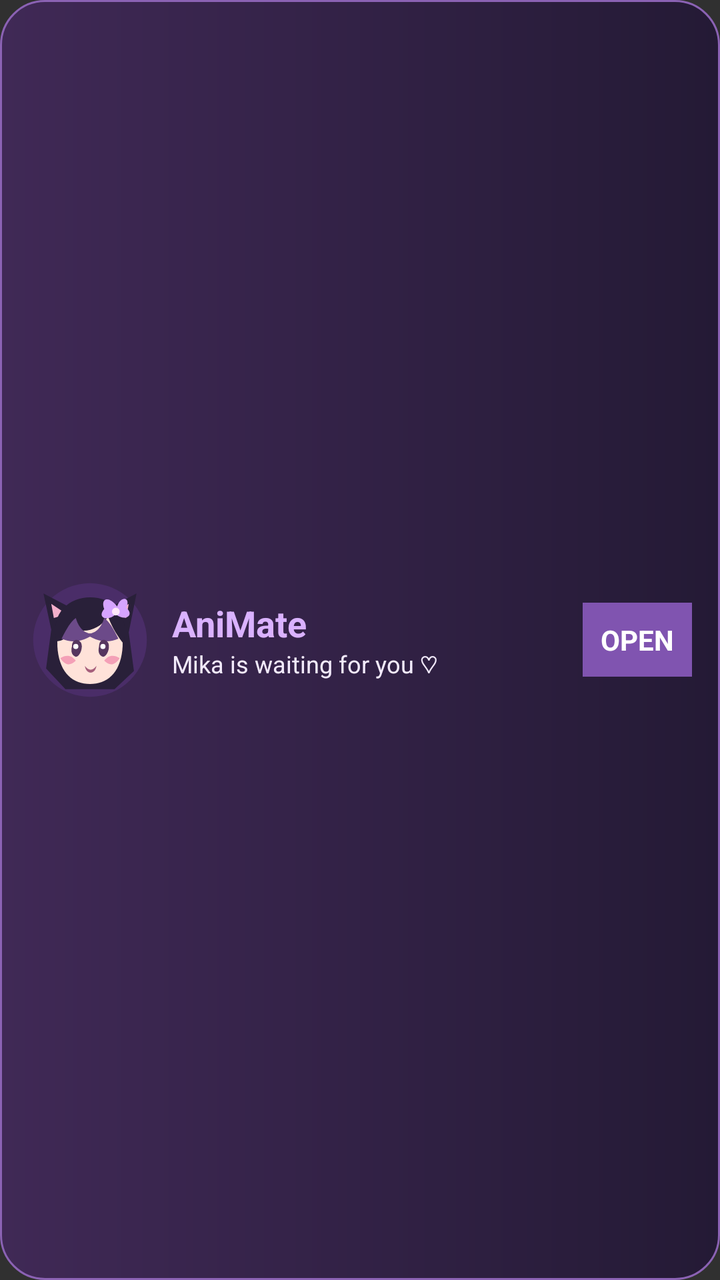
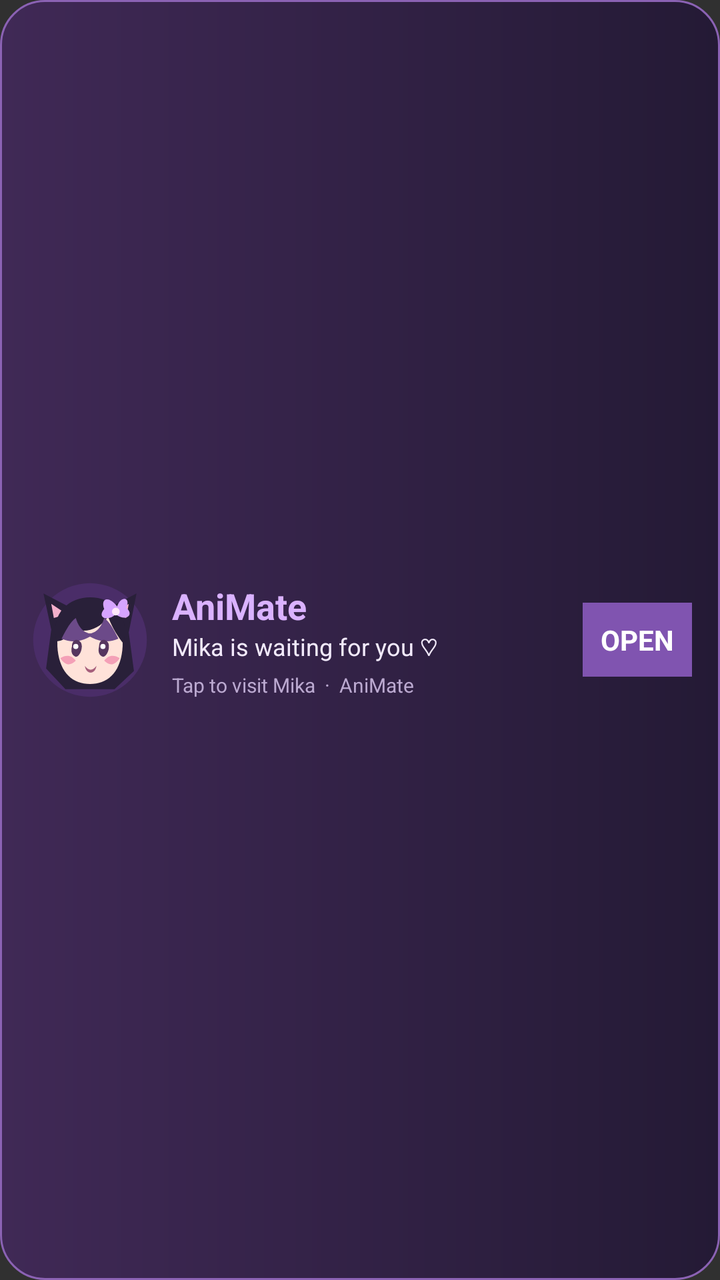

Compare the two renders of this Android layout. The source of the first and the diff that turns it into the second are given below.
<!-- AndroidManifest.xml: application theme android:Theme.Material.NoActionBar -->
<!-- res/layout/widget_animate.xml -->
<LinearLayout xmlns:android="http://schemas.android.com/apk/res/android"
    android:id="@+id/widget_root"
    android:layout_width="match_parent"
    android:layout_height="match_parent"
    android:orientation="horizontal"
    android:gravity="center_vertical"
    android:padding="14dp"
    android:background="@drawable/widget_background">
    <ImageView
        android:layout_width="62dp"
        android:layout_height="62dp"
        android:layout_marginEnd="10dp"
        android:contentDescription="Mika"
        android:src="@drawable/ic_mika_widget"
        android:scaleType="fitCenter" />
    <LinearLayout
        android:layout_width="0dp"
        android:layout_height="wrap_content"
        android:layout_weight="1"
        android:orientation="vertical">
        <TextView
            android:layout_width="wrap_content"
            android:layout_height="wrap_content"
            android:text="AniMate"
            android:textColor="#DAB2FF"
            android:textStyle="bold"
            android:textSize="18sp" />
        <TextView
            android:id="@+id/widget_greeting"
            android:layout_width="wrap_content"
            android:layout_height="wrap_content"
            android:text="Mika is waiting for you ♡"
            android:textColor="#F2EAFB"
            android:textSize="12sp" />
    </LinearLayout>
    <TextView
        android:id="@+id/widget_open"
        android:layout_width="wrap_content"
        android:layout_height="wrap_content"
        android:padding="9dp"
        android:text="OPEN"
        android:textColor="#FFFFFF"
        android:textStyle="bold"
        android:background="#8054B0" />
</LinearLayout>
<!-- resources referenced by this layout -->
<resources>
  <!-- drawable ic_mika_widget (drawable) -->
  <vector xmlns:android="http://schemas.android.com/apk/res/android"
      android:width="72dp"
      android:height="72dp"
      android:viewportWidth="96"
      android:viewportHeight="96">
      <path android:fillColor="#4A2D68" android:pathData="M48,4A44,44 0,1 0,48 92A44,44 0,1 0,48 4Z"/>
      <path android:fillColor="#292039" android:pathData="M18,40L12,12L37,25L59,25L84,12L78,42L82,72L67,86L29,86L14,70Z"/>
      <path android:fillColor="#F3AFCB" android:pathData="M18,20L30,28L20,31Z M78,20L66,28L76,31Z"/>
      <path android:fillColor="#FFE2D9" android:pathData="M48,23C29,23 21,38 23,56C25,74 35,82 48,82C61,82 71,74 73,56C75,38 67,23 48,23Z"/>
      <path android:fillColor="#292039" android:pathData="M22,49C17,26 33,15 48,15C65,15 79,27 74,51C67,42 64,35 62,30C55,40 44,43 35,39C31,46 27,49 22,49Z"/>
      <path android:fillColor="#6C4A89" android:pathData="M26,47C30,39 33,34 37,31C40,41 46,44 52,43C43,49 35,51 26,47Z"/>
      <path android:fillColor="#6C4A89" android:pathData="M70,47C66,39 63,34 59,31C56,41 50,44 44,43C53,49 61,51 70,47Z"/>
      <path android:fillColor="#56365F" android:pathData="M34,53C34,48 38,46 41,50C43,54 40,61 37,61C34,60 33,57 34,53Z M55,53C55,48 59,46 62,50C64,54 61,61 58,61C55,60 54,57 55,53Z"/>
      <path android:fillColor="#FFFFFF" android:pathData="M37,51A2,2 0,1 0,37 55A2,2 0,1 0,37 51Z M58,51A2,2 0,1 0,58 55A2,2 0,1 0,58 51Z"/>
      <path android:fillColor="#F4A0B7" android:pathData="M25,62C30,59 34,60 37,64C33,68 29,68 25,62Z M59,64C62,60 66,59 71,62C67,68 63,68 59,64Z"/>
      <path android:fillColor="#A65E7B" android:pathData="M44,68C47,72 50,72 53,68C52,75 45,75 44,68Z"/>
      <path android:fillColor="#D6A4FF" android:pathData="M69,22C62,13 56,16 59,24C53,31 62,34 68,28C75,34 83,29 76,23C80,15 72,13 69,22Z"/>
      <path android:fillColor="#FFE7FA" android:pathData="M68,23A3,3 0,1 0,68 29A3,3 0,1 0,68 23Z"/>
  </vector>
  <!-- drawable widget_background (drawable) -->
  <shape xmlns:android="http://schemas.android.com/apk/res/android" android:shape="rectangle">
      <gradient android:angle="0" android:startColor="#402956" android:endColor="#241A35" />
      <corners android:radius="22dp" />
      <stroke android:width="1dp" android:color="#8B62B4" />
  </shape>
</resources>

<!-- the commit's change to res/layout/widget_animate.xml (unified diff, before → after) -->
@@ -32,6 +32,13 @@
             android:text="Mika is waiting for you ♡"
             android:textColor="#F2EAFB"
             android:textSize="12sp" />
+        <TextView
+            android:layout_width="wrap_content"
+            android:layout_height="wrap_content"
+            android:layout_marginTop="4dp"
+            android:text="Tap to visit Mika  ·  AniMate"
+            android:textColor="#BBA9D0"
+            android:textSize="10sp" />
     </LinearLayout>
     <TextView
         android:id="@+id/widget_open"
